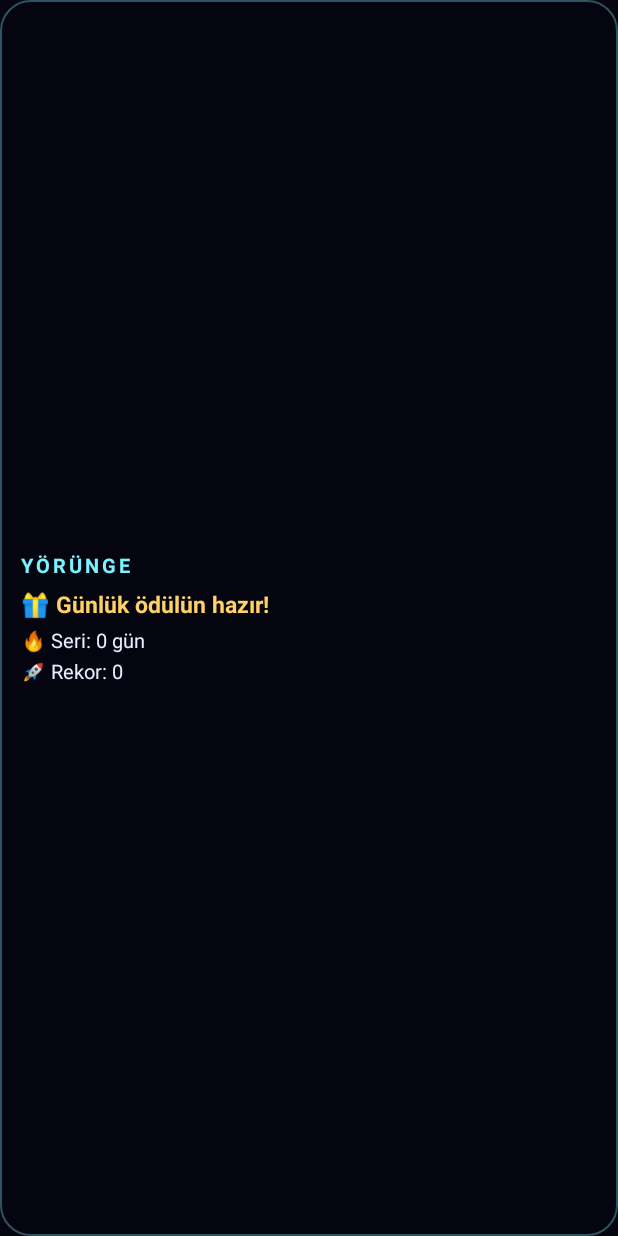
After one commit to ereenhc/yorunge, an Android app: the layout widget_yorunge.xml on its own in the app's theme, with its tools: preview values and no code run, on a phone screen of 412 x 824 dp. The commit adds this screen. Run offline under Robolectric (Android 15) with nearby library versions, the phone set to English and light mode, and no system bars.

Commit message:
Kuyruklu Ejder boss, Ters Dünya ve Boss Akını modları, müzik temaları, ana ekran widget'ı, uygulama kısayolları
- Her ikinci boss Kuyruklu Ejder: dönen sarmal ateş, yeşil tema
- Ters Dünya: kontroller ters, yön arada kendiliğinden döner (1 sn önce uyarı)
- Boss Akını: boss yenilince 3 sn sonra yenisi gelir
- Ayarlar > Müzik teması: Klasik / Synthwave / Sakin / Epik
- Ana ekran widget'ı: günlük ödül durumu, seri, rekor; dokununca oyunu açar
- İkona uzun basınca kısayollar: Günün Meydan Okuması, Haftalık, Şans Çarkı
- 3 yeni başarım

```diff
--- a/app/src/main/java/com/oyun/yorunge/NotifReceiver.java
+++ b/app/src/main/java/com/oyun/yorunge/NotifReceiver.java
@@ -42,7 +42,8 @@ public class NotifReceiver extends BroadcastReceiver {
     @Override
     public void onReceive(Context context, Intent intent) {
         if (ACTION_REMIND.equals(intent.getAction())) maybeNotify(context);
-        schedule(context); // hem alarmdan sonra hem telefon açılışında bir sonrakini kur
+        schedule(context);
+        YorungeWidget.refreshAll(context); // yeni gün: widget'taki "günlük ödül" durumunu tazele // hem alarmdan sonra hem telefon açılışında bir sonrakini kur
     }
 
     static SharedPreferences prefs(Context c) {
--- /dev/null
+++ b/app/src/main/res/drawable/widget_bg.xml
@@ -0,0 +1,7 @@
+<?xml version="1.0" encoding="utf-8"?>
+<!-- Ana ekran widget'ı arka planı: koyu uzay rengi, ince turkuaz kenar -->
+<shape xmlns:android="http://schemas.android.com/apk/res/android" android:shape="rectangle">
+    <solid android:color="#F005060F" />
+    <stroke android:width="1dp" android:color="#557CF3FF" />
+    <corners android:radius="20dp" />
+</shape>
--- /dev/null
+++ b/app/src/main/res/layout/widget_yorunge.xml
@@ -0,0 +1,48 @@
+<?xml version="1.0" encoding="utf-8"?>
+<!-- Ana ekran widget'ı: seri, rekor ve günlük ödül durumu -->
+<LinearLayout xmlns:android="http://schemas.android.com/apk/res/android"
+    android:id="@+id/w_root"
+    android:layout_width="match_parent"
+    android:layout_height="match_parent"
+    android:background="@drawable/widget_bg"
+    android:gravity="center_vertical"
+    android:orientation="vertical"
+    android:padding="14dp">
+
+    <TextView
+        android:layout_width="wrap_content"
+        android:layout_height="wrap_content"
+        android:letterSpacing="0.15"
+        android:text="YÖRÜNGE"
+        android:textColor="#7CF3FF"
+        android:textSize="13sp"
+        android:textStyle="bold" />
+
+    <TextView
+        android:id="@+id/w_daily"
+        android:layout_width="wrap_content"
+        android:layout_height="wrap_content"
+        android:layout_marginTop="6dp"
+        android:text="🎁 Günlük ödülün hazır!"
+        android:textColor="#FFD166"
+        android:textSize="15sp"
+        android:textStyle="bold" />
+
+    <TextView
+        android:id="@+id/w_streak"
+        android:layout_width="wrap_content"
+        android:layout_height="wrap_content"
+        android:layout_marginTop="4dp"
+        android:text="🔥 Seri: 0 gün"
+        android:textColor="#E8ECFF"
+        android:textSize="13sp" />
+
+    <TextView
+        android:id="@+id/w_best"
+        android:layout_width="wrap_content"
+        android:layout_height="wrap_content"
+        android:layout_marginTop="2dp"
+        android:text="🚀 Rekor: 0"
+        android:textColor="#E8ECFF"
+        android:textSize="13sp" />
+</LinearLayout>
```
Also changed, not shown: app/src/main/AndroidManifest.xml (+16 -0 lines), app/src/main/java/com/oyun/yorunge/MainActivity.java (+25 -0 lines), app/src/main/java/com/oyun/yorunge/YorungeWidget.java (added, +57 -0 lines), app/src/main/res/values/strings.xml (+7 -0 lines), app/src/main/res/xml/shortcuts.xml (added, +43 -0 lines), app/src/main/res/xml/widget_info.xml (added, +12 -0 lines), 1 other file.
